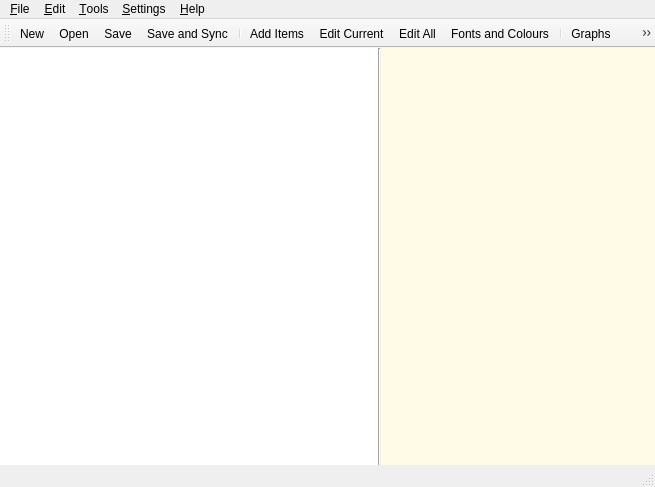
Old version of the form designer/main.ui in the repository ludiosarchive/anki.
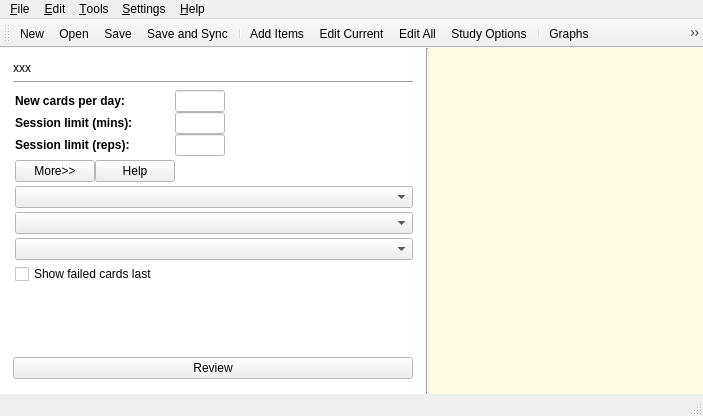
New version of the form. The open tabs and pages were chosen to show the change. Icons and pictures are not drawn.

Patch:
```diff
--- a/designer/main.ui
+++ b/designer/main.ui
@@ -5,8 +5,8 @@
    <rect>
     <x>0</x>
     <y>0</y>
-    <width>655</width>
-    <height>487</height>
+    <width>699</width>
+    <height>416</height>
    </rect>
   </property>
   <property name="sizePolicy" >
@@ -27,8 +27,8 @@
     <rect>
      <x>0</x>
      <y>69</y>
-     <width>655</width>
-     <height>398</height>
+     <width>699</width>
+     <height>327</height>
     </rect>
    </property>
    <property name="sizePolicy" >
@@ -138,72 +138,6 @@
        <property name="spacing" >
         <number>0</number>
        </property>
-       <item row="0" column="0" >
-        <widget class="QStackedWidget" name="mainStack" >
-         <property name="sizePolicy" >
-          <sizepolicy vsizetype="Expanding" hsizetype="Expanding" >
-           <horstretch>0</horstretch>
-           <verstretch>99</verstretch>
-          </sizepolicy>
-         </property>
-         <property name="currentIndex" >
-          <number>0</number>
-         </property>
-         <widget class="QWidget" name="blankPage" >
-          <property name="geometry" >
-           <rect>
-            <x>0</x>
-            <y>0</y>
-            <width>370</width>
-            <height>343</height>
-           </rect>
-          </property>
-         </widget>
-         <widget class="QWidget" name="welcomePage" >
-          <property name="geometry" >
-           <rect>
-            <x>0</x>
-            <y>0</y>
-            <width>100</width>
-            <height>30</height>
-           </rect>
-          </property>
-          <layout class="QVBoxLayout" name="verticalLayout_5" >
-           <item>
-            <widget class="QTextBrowser" name="welcomeText" >
-             <property name="focusPolicy" >
-              <enum>Qt::ClickFocus</enum>
-             </property>
-             <property name="frameShape" >
-              <enum>QFrame::NoFrame</enum>
-             </property>
-            </widget>
-           </item>
-          </layout>
-         </widget>
-         <widget class="QWidget" name="editPage" >
-          <property name="geometry" >
-           <rect>
-            <x>0</x>
-            <y>0</y>
-            <width>100</width>
-            <height>30</height>
-           </rect>
-          </property>
-          <layout class="QVBoxLayout" name="verticalLayout_2" >
-           <property name="spacing" >
-            <number>0</number>
-           </property>
-           <property name="margin" >
-            <number>4</number>
-           </property>
-           <item>
-            <widget class="QWidget" native="1" name="fieldsArea" />
-           </item>
-          </layout>
-         </widget>
-        </widget>
-       </item>
        <item row="1" column="0" >
         <widget class="QStackedWidget" name="buttonStack" >
          <property name="currentIndex" >
@@ -419,10 +353,548 @@
            <rect>
             <x>0</x>
             <y>0</y>
-            <width>370</width>
-            <height>49</height>
+            <width>100</width>
+            <height>30</height>
            </rect>
           </property>
+          <layout class="QVBoxLayout" name="verticalLayout_6" >
+           <item>
+            <spacer name="verticalSpacer_5" >
+             <property name="orientation" >
+              <enum>Qt::Vertical</enum>
+             </property>
+             <property name="sizeHint" stdset="0" >
+              <size>
+               <width>20</width>
+               <height>13</height>
+              </size>
+             </property>
+            </spacer>
+           </item>
+           <item>
+            <widget class="QPushButton" name="startReviewingButton" >
+             <property name="text" >
+              <string>Review</string>
+             </property>
+             <property name="icon" >
+              <iconset resource="../icons.qrc" >
+               <normaloff>:/icons/player-time.png</normaloff>:/icons/player-time.png</iconset>
+             </property>
+             <property name="iconSize" >
+              <size>
+               <width>32</width>
+               <height>32</height>
+              </size>
+             </property>
+            </widget>
+           </item>
+          </layout>
+         </widget>
+         <widget class="QWidget" name="page5" >
+          <property name="geometry" >
+           <rect>
+            <x>0</x>
+            <y>0</y>
+            <width>100</width>
+            <height>30</height>
+           </rect>
+          </property>
+          <layout class="QVBoxLayout" name="typeAnswerLayout" >
+           <item>
+            <spacer name="verticalSpacer_6" >
+             <property name="orientation" >
+              <enum>Qt::Vertical</enum>
+             </property>
+             <property name="sizeType" >
+              <enum>QSizePolicy::Minimum</enum>
+             </property>
+             <property name="sizeHint" stdset="0" >
+              <size>
+               <width>20</width>
+               <height>2</height>
+              </size>
+             </property>
+            </spacer>
+           </item>
+          </layout>
+         </widget>
+         <widget class="QWidget" name="page" >
+          <property name="geometry" >
+           <rect>
+            <x>0</x>
+            <y>0</y>
+            <width>414</width>
+            <height>53</height>
+           </rect>
+          </property>
+         </widget>
+        </widget>
+       </item>
+       <item row="0" column="0" >
+        <widget class="QStackedWidget" name="mainStack" >
+         <property name="sizePolicy" >
+          <sizepolicy vsizetype="Expanding" hsizetype="Expanding" >
+           <horstretch>0</horstretch>
+           <verstretch>99</verstretch>
+          </sizepolicy>
+         </property>
+         <property name="currentIndex" >
+          <number>0</number>
+         </property>
+         <widget class="QWidget" name="blankPage" >
+          <property name="geometry" >
+           <rect>
+            <x>0</x>
+            <y>0</y>
+            <width>414</width>
+            <height>268</height>
+           </rect>
+          </property>
+         </widget>
+         <widget class="QWidget" name="welcomePage" >
+          <property name="geometry" >
+           <rect>
+            <x>0</x>
+            <y>0</y>
+            <width>364</width>
+            <height>270</height>
+           </rect>
+          </property>
+          <layout class="QVBoxLayout" name="verticalLayout_5" >
+           <item>
+            <widget class="QTextBrowser" name="welcomeText" >
+             <property name="focusPolicy" >
+              <enum>Qt::ClickFocus</enum>
+             </property>
+             <property name="frameShape" >
+              <enum>QFrame::NoFrame</enum>
+             </property>
+            </widget>
+           </item>
+          </layout>
+         </widget>
+         <widget class="QWidget" name="editPage" >
+          <property name="geometry" >
+           <rect>
+            <x>0</x>
+            <y>0</y>
+            <width>364</width>
+            <height>270</height>
+           </rect>
+          </property>
+          <layout class="QVBoxLayout" name="verticalLayout_2" >
+           <property name="spacing" >
+            <number>0</number>
+           </property>
+           <property name="margin" >
+            <number>4</number>
+           </property>
+           <item>
+            <widget class="QWidget" native="1" name="fieldsArea" />
+           </item>
+          </layout>
+         </widget>
+         <widget class="QWidget" name="optionsPage" >
+          <property name="geometry" >
+           <rect>
+            <x>0</x>
+            <y>0</y>
+            <width>688</width>
+            <height>557</height>
+           </rect>
+          </property>
+          <layout class="QGridLayout" name="gridLayout_3" >
+           <property name="verticalSpacing" >
+            <number>0</number>
+           </property>
+           <item row="0" column="0" >
+            <layout class="QVBoxLayout" name="verticalLayout_11" >
+             <property name="spacing" >
+              <number>0</number>
+             </property>
+             <property name="topMargin" >
+              <number>4</number>
+             </property>
+             <item>
+              <widget class="QLabel" name="optionsLabel" >
+               <property name="minimumSize" >
+                <size>
+                 <width>400</width>
+                 <height>0</height>
+                </size>
+               </property>
+               <property name="text" >
+                <string>xxx</string>
+               </property>
+               <property name="textInteractionFlags" >
+                <set>Qt::LinksAccessibleByMouse|Qt::TextSelectableByMouse</set>
+               </property>
+              </widget>
+             </item>
+             <item>
+              <spacer name="verticalSpacer_4" >
+               <property name="orientation" >
+                <enum>Qt::Vertical</enum>
+               </property>
+               <property name="sizeType" >
+                <enum>QSizePolicy::Fixed</enum>
+               </property>
+               <property name="sizeHint" stdset="0" >
+                <size>
+                 <width>20</width>
+                 <height>6</height>
+                </size>
+               </property>
+              </spacer>
+             </item>
+             <item>
+              <widget class="Line" name="line_2" >
+               <property name="maximumSize" >
+                <size>
+                 <width>400</width>
+                 <height>16777215</height>
+                </size>
+               </property>
+               <property name="orientation" >
+                <enum>Qt::Horizontal</enum>
+               </property>
+              </widget>
+             </item>
+             <item>
+              <layout class="QGridLayout" name="gridLayout_13" >
+               <property name="leftMargin" >
+                <number>2</number>
+               </property>
+               <property name="topMargin" >
+                <number>6</number>
+               </property>
+               <property name="spacing" >
+                <number>0</number>
+               </property>
+               <item row="1" column="0" >
+                <widget class="QLabel" name="label_20" >
+                 <property name="minimumSize" >
+                  <size>
+                   <width>140</width>
+                   <height>0</height>
+                  </size>
+                 </property>
+                 <property name="text" >
+                  <string>&lt;b>Session limit (mins):&lt;/b></string>
+                 </property>
+                 <property name="margin" >
+                  <number>4</number>
+                 </property>
+                </widget>
+               </item>
+               <item row="1" column="1" >
+                <widget class="QLineEdit" name="minuteLimit" >
+                 <property name="sizePolicy" >
+                  <sizepolicy vsizetype="Fixed" hsizetype="Expanding" >
+                   <horstretch>0</horstretch>
+                   <verstretch>0</verstretch>
+                  </sizepolicy>
+                 </property>
+                 <property name="maximumSize" >
+                  <size>
+                   <width>50</width>
+                   <height>16777215</height>
+                  </size>
+                 </property>
+                </widget>
+               </item>
+               <item row="0" column="0" >
+                <widget class="QLabel" name="label_22" >
+                 <property name="minimumSize" >
+                  <size>
+                   <width>140</width>
+                   <height>0</height>
+                  </size>
+                 </property>
+                 <property name="text" >
+                  <string>&lt;b>New cards per day:&lt;/b></string>
+                 </property>
+                 <property name="margin" >
+                  <number>4</number>
+                 </property>
+                </widget>
+               </item>
+               <item row="0" column="1" >
+                <widget class="QLineEdit" name="newPerDay" >
+                 <property name="sizePolicy" >
+                  <sizepolicy vsizetype="Fixed" hsizetype="Expanding" >
+                   <horstretch>0</horstretch>
+                   <verstretch>0</verstretch>
+                  </sizepolicy>
+                 </property>
+                 <property name="maximumSize" >
+                  <size>
+                   <width>50</width>
+                   <height>16777215</height>
+                  </size>
+                 </property>
+                </widget>
+               </item>
+               <item row="0" column="2" >
+                <spacer name="horizontalSpacer_3" >
+                 <property name="orientation" >
+                  <enum>Qt::Horizontal</enum>
+                 </property>
+                 <property name="sizeHint" stdset="0" >
+                  <size>
+                   <width>40</width>
+                   <height>20</height>
+                  </size>
+                 </property>
+                </spacer>
+               </item>
+               <item row="2" column="1" >
+                <widget class="QLineEdit" name="questionLimit" >
+                 <property name="sizePolicy" >
+                  <sizepolicy vsizetype="Fixed" hsizetype="Expanding" >
+                   <horstretch>0</horstretch>
+                   <verstretch>0</verstretch>
+                  </sizepolicy>
+                 </property>
+                 <property name="maximumSize" >
+                  <size>
+                   <width>50</width>
+                   <height>16777215</height>
+                  </size>
+                 </property>
+                </widget>
+               </item>
+               <item row="2" column="0" >
+                <widget class="QLabel" name="label" >
+                 <property name="text" >
+                  <string>&lt;b>Session limit (reps):</string>
+                 </property>
+                 <property name="margin" >
+                  <number>4</number>
+                 </property>
+                </widget>
+               </item>
+               <item row="3" column="0" >
+                <layout class="QHBoxLayout" name="horizontalLayout_2" >
+                 <property name="topMargin" >
+                  <number>4</number>
+                 </property>
+                 <item>
+                  <widget class="QPushButton" name="optionsButton" >
+                   <property name="text" >
+                    <string>More>></string>
+                   </property>
+                   <property name="checkable" >
+                    <bool>true</bool>
+                   </property>
+                   <property name="checked" >
+                    <bool>false</bool>
+                   </property>
+                   <property name="flat" >
+                    <bool>false</bool>
+                   </property>
+                  </widget>
+                 </item>
+                 <item>
+                  <widget class="QPushButton" name="optionsHelpButton" >
+                   <property name="text" >
+                    <string>Help</string>
+                   </property>
+                  </widget>
+                 </item>
+                </layout>
+               </item>
+              </layout>
+             </item>
+             <item>
+              <layout class="QVBoxLayout" name="verticalLayout_12" >
+               <item>
+                <widget class="QWidget" native="1" name="optionsBox" >
+                 <layout class="QVBoxLayout" name="verticalLayout_7" >
+                  <property name="spacing" >
+                   <number>4</number>
+                  </property>
+                  <property name="leftMargin" >
+                   <number>2</number>
+                  </property>
+                  <property name="topMargin" >
+                   <number>4</number>
+                  </property>
+                  <property name="rightMargin" >
+                   <number>0</number>
+                  </property>
+                  <property name="bottomMargin" >
+                   <number>0</number>
+                  </property>
+                  <item>
+                   <widget class="QComboBox" name="newCardOrder" >
+                    <property name="minimumSize" >
+                     <size>
+                      <width>250</width>
+                      <height>0</height>
+                     </size>
+                    </property>
+                   </widget>
+                  </item>
+                  <item>
+                   <widget class="QComboBox" name="newCardScheduling" >
+                    <property name="maximumSize" >
+                     <size>
+                      <width>400</width>
+                      <height>16777215</height>
+                     </size>
+                    </property>
+                   </widget>
+                  </item>
+                  <item>
+                   <widget class="QComboBox" name="revCardOrder" >
+                    <property name="maximumSize" >
+                     <size>
+                      <width>400</width>
+                      <height>16777215</height>
+                     </size>
+                    </property>
+                   </widget>
+                  </item>
+                  <item>
+                   <widget class="QCheckBox" name="delayLapsedCards" >
+                    <property name="text" >
+                     <string>Show failed cards last</string>
+                    </property>
+                   </widget>
+                  </item>
+                 </layout>
+                </widget>
+               </item>
+               <item>
+                <spacer name="verticalSpacer_3" >
+                 <property name="orientation" >
+                  <enum>Qt::Vertical</enum>
+                 </property>
+                 <property name="sizeHint" stdset="0" >
+                  <size>
+                   <width>20</width>
+                   <height>40</height>
+                  </size>
+                 </property>
+                </spacer>
+               </item>
+              </layout>
+             </item>
+            </layout>
+           </item>
+           <item row="0" column="1" >
+            <spacer name="horizontalSpacer_4" >
+             <property name="orientation" >
+              <enum>Qt::Horizontal</enum>
+             </property>
+             <property name="sizeType" >
+              <enum>QSizePolicy::Expanding</enum>
+             </property>
+             <property name="sizeHint" stdset="0" >
+              <size>
+               <width>1000</width>
+               <height>20</height>
+              </size>
+             </property>
+            </spacer>
+           </item>
+          </layout>
+         </widget>
+         <widget class="QWidget" name="congratsPage" >
+          <property name="geometry" >
+           <rect>
+            <x>0</x>
+            <y>0</y>
+            <width>688</width>
+            <height>557</height>
+           </rect>
+          </property>
+          <layout class="QVBoxLayout" name="verticalLayout_9" >
+           <item>
+            <layout class="QHBoxLayout" name="horizontalLayout_3" >
+             <item>
+              <layout class="QVBoxLayout" name="verticalLayout_10" >
+               <item>
+                <widget class="QLabel" name="congratsLabel" >
+                 <property name="text" >
+                  <string>xxx</string>
+                 </property>
+                </widget>
+               </item>
+               <item>
+                <spacer name="verticalSpacer_9" >
+                 <property name="orientation" >
+                  <enum>Qt::Vertical</enum>
+                 </property>
+                 <property name="sizeType" >
+                  <enum>QSizePolicy::Fixed</enum>
+                 </property>
+                 <property name="sizeHint" stdset="0" >
+                  <size>
+                   <width>20</width>
+                   <height>10</height>
+                  </size>
+                 </property>
+                </spacer>
+               </item>
+               <item>
+                <widget class="QPushButton" name="learnMoreButton" >
+                 <property name="text" >
+                  <string>&amp;Learn More</string>
+                 </property>
+                 <property name="iconSize" >
+                  <size>
+                   <width>32</width>
+                   <height>32</height>
+                  </size>
+                 </property>
+                </widget>
+               </item>
+               <item>
+                <widget class="QPushButton" name="reviewEarlyButton" >
+                 <property name="text" >
+                  <string>Re&amp;view Early</string>
+                 </property>
+                 <property name="iconSize" >
+                  <size>
+                   <width>32</width>
+                   <height>32</height>
+                  </size>
+                 </property>
+                </widget>
+               </item>
+              </layout>
+             </item>
+             <item>
+              <spacer name="horizontalSpacer" >
+               <property name="orientation" >
+                <enum>Qt::Horizontal</enum>
+               </property>
+               <property name="sizeHint" stdset="0" >
+                <size>
+                 <width>40</width>
+                 <height>20</height>
+                </size>
+               </property>
+              </spacer>
+             </item>
+            </layout>
+           </item>
+           <item>
+            <spacer name="verticalSpacer_8" >
+             <property name="orientation" >
+              <enum>Qt::Vertical</enum>
+             </property>
+             <property name="sizeHint" stdset="0" >
+              <size>
+               <width>20</width>
+               <height>40</height>
+              </size>
+             </property>
+            </spacer>
+           </item>
+          </layout>
          </widget>
         </widget>
        </item>
@@ -462,15 +934,6 @@
          <property name="palette" >
           <palette>
            <active>
-            <colorrole role="Base" >
-             <brush brushstyle="SolidPattern" >
-              <color alpha="255" >
-               <red>255</red>
-               <green>255</green>
-               <blue>255</blue>
-              </color>
-             </brush>
-            </colorrole>
             <colorrole role="Window" >
              <brush brushstyle="SolidPattern" >
               <color alpha="255" >
@@ -482,15 +945,6 @@
             </colorrole>
            </active>
            <inactive>
-            <colorrole role="Base" >
-             <brush brushstyle="SolidPattern" >
-              <color alpha="255" >
-               <red>255</red>
-               <green>255</green>
-               <blue>255</blue>
-              </color>
-             </brush>
-            </colorrole>
             <colorrole role="Window" >
              <brush brushstyle="SolidPattern" >
               <color alpha="255" >
@@ -502,15 +956,6 @@
             </colorrole>
            </inactive>
            <disabled>
-            <colorrole role="Base" >
-             <brush brushstyle="SolidPattern" >
-              <color alpha="255" >
-               <red>255</red>
-               <green>250</green>
-               <blue>230</blue>
-              </color>
-             </brush>
-            </colorrole>
             <colorrole role="Window" >
              <brush brushstyle="SolidPattern" >
               <color alpha="255" >
@@ -559,6 +1004,15 @@
             <property name="palette" >
              <palette>
               <active>
+               <colorrole role="Text" >
+                <brush brushstyle="SolidPattern" >
+                 <color alpha="255" >
+                  <red>0</red>
+                  <green>0</green>
+                  <blue>0</blue>
+                 </color>
+                </brush>
+               </colorrole>
                <colorrole role="Base" >
                 <brush brushstyle="SolidPattern" >
                  <color alpha="255" >
@@ -570,6 +1024,15 @@
                </colorrole>
               </active>
               <inactive>
+               <colorrole role="Text" >
+                <brush brushstyle="SolidPattern" >
+                 <color alpha="255" >
+                  <red>0</red>
+                  <green>0</green>
+                  <blue>0</blue>
+                 </color>
+                </brush>
+               </colorrole>
                <colorrole role="Base" >
                 <brush brushstyle="SolidPattern" >
                  <color alpha="255" >
@@ -581,6 +1044,15 @@
                </colorrole>
               </inactive>
               <disabled>
+               <colorrole role="Text" >
+                <brush brushstyle="SolidPattern" >
+                 <color alpha="255" >
+                  <red>165</red>
+                  <green>164</green>
+                  <blue>164</blue>
+                 </color>
+                </brush>
+               </colorrole>
                <colorrole role="Base" >
                 <brush brushstyle="SolidPattern" >
                  <color alpha="255" >
@@ -617,7 +1089,7 @@
     <rect>
      <x>0</x>
      <y>0</y>
-     <width>655</width>
+     <width>699</width>
      <height>23</height>
     </rect>
    </property>
@@ -763,8 +1235,8 @@
    <property name="geometry" >
     <rect>
      <x>0</x>
-     <y>467</y>
-     <width>655</width>
+     <y>396</y>
+     <width>699</width>
      <height>20</height>
     </rect>
    </property>
@@ -777,7 +1249,7 @@
     <rect>
      <x>0</x>
      <y>23</y>
-     <width>655</width>
+     <width>699</width>
      <height>46</height>
     </rect>
    </property>
@@ -804,7 +1276,7 @@
    <addaction name="actionAddcards" />
    <addaction name="actionEditCurrent" />
    <addaction name="actionEditdeck" />
-   <addaction name="actionDisplayProperties" />
+   <addaction name="actionStudyOptions" />
    <addaction name="separator" />
    <addaction name="actionGraphs" />
    <addaction name="actionDstats" />
@@ -812,6 +1284,8 @@
    <addaction name="separator" />
    <addaction name="actionRepeatAudio" />
    <addaction name="actionMarkCard" />
+   <addaction name="separator" />
+   <addaction name="actionDisplayProperties" />
   </widget>
   <action name="actionExit" >
    <property name="icon" >
@@ -1336,6 +1810,33 @@
     <string>Uncache LaTeX</string>
    </property>
   </action>
+  <action name="actionStudyOptions" >
+   <property name="icon" >
+    <iconset resource="../icons.qrc" >
+     <normaloff>:/icons/chronometer.png</normaloff>:/icons/chronometer.png</iconset>
+   </property>
+   <property name="text" >
+    <string>&amp;Study Options...</string>
+   </property>
+  </action>
+  <action name="actionDonate" >
+   <property name="icon" >
+    <iconset resource="../icons.qrc" >
+     <normaloff>:/icons/emblem-favorite.png</normaloff>:/icons/emblem-favorite.png</iconset>
+   </property>
+   <property name="text" >
+    <string>&amp;Donate...</string>
+   </property>
+  </action>
+  <action name="actionRecordNoiseProfile" >
+   <property name="icon" >
+    <iconset resource="../icons.qrc" >
+     <normaloff>:/icons/media-record.png</normaloff>:/icons/media-record.png</iconset>
+   </property>
+   <property name="text" >
+    <string>&amp;Record Noise Profile...</string>
+   </property>
+  </action>
  </widget>
  <resources>
   <include location="../icons.qrc" />
```
Left out of the diff: 106 changed lines with no effect on the pictures.
